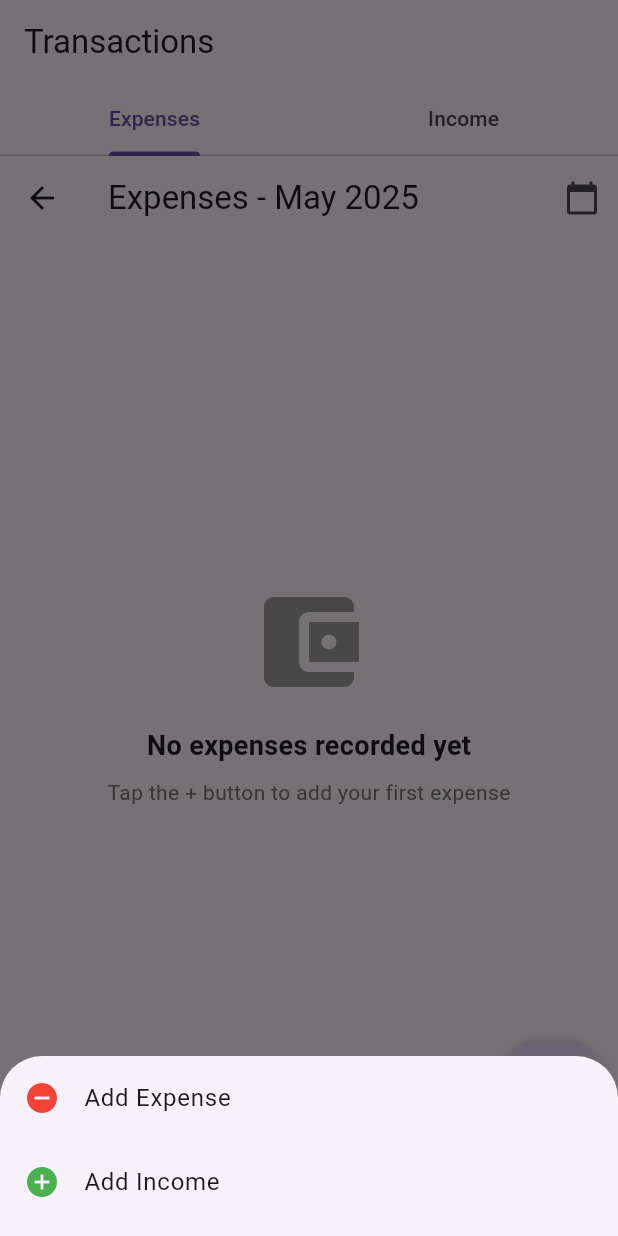
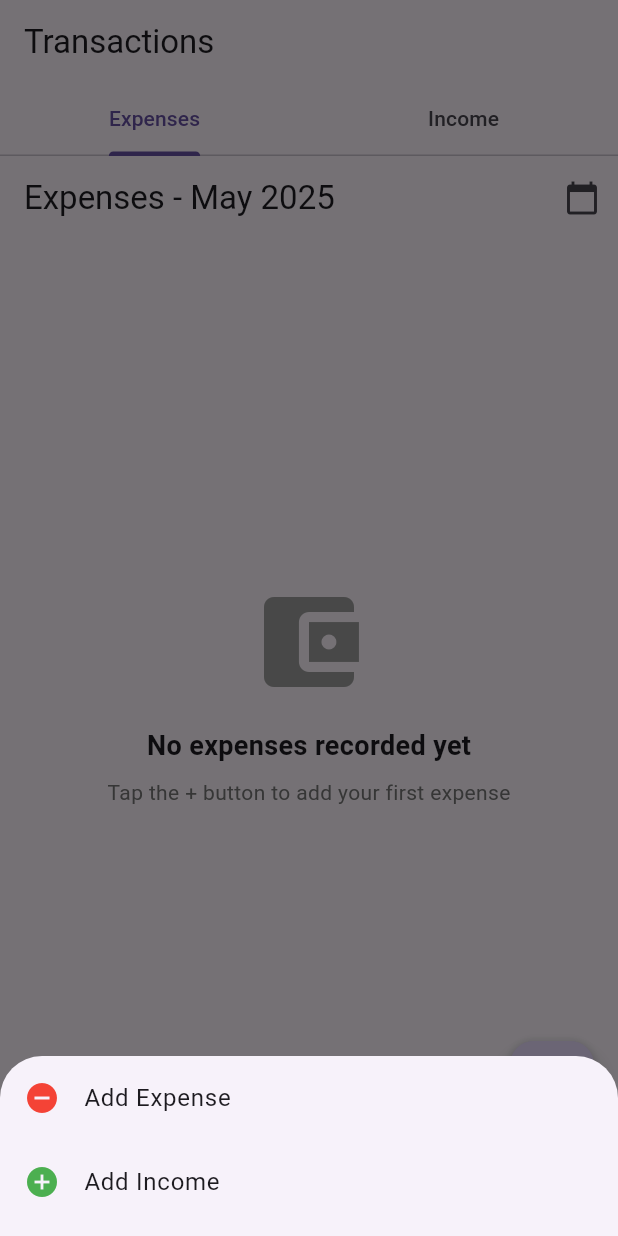
Before and after one commit to HaoChunLau/MobileAppAssignment, a Flutter app: the screen it shows once a user with an empty profile is signed in, item 2 of the bottom bar chosen, after a tap on the "add" icon, on a phone screen of 412 x 824 dp. Run offline on Flutter 3.47's test engine with Material 3 defaults, Android fonts, the phone set to English and light mode, and no system bars; our stand-ins replace cloud_firestore, firebase_auth, firebase_core, image_picker, month_picker_dialog; accounts and stored records are empty.

Commit message:
MAD Assignment 07-05 12:25

```diff
--- /dev/null
+++ b/devtools_options.yaml
@@ -0,0 +1,3 @@
+description: This file stores settings for Dart & Flutter DevTools.
+documentation: https://docs.flutter.dev/tools/devtools/extensions#configure-extension-enablement-states
+extensions:
--- a/lib/expense&income_tracking/expense_list_screen.dart
+++ b/lib/expense&income_tracking/expense_list_screen.dart
@@ -67,6 +67,7 @@ class ExpenseListScreenState extends State<ExpenseListScreen> {
     return Scaffold(
       appBar: AppBar(
         title: Text('Expenses - ${DateFormat('MMM yyyy').format(_selectedDate)}'),
+        automaticallyImplyLeading: false, // Remove back arrow
         actions: [
           IconButton(
             icon: const Icon(Icons.calendar_today),
--- a/lib/expense&income_tracking/income_list_screen.dart
+++ b/lib/expense&income_tracking/income_list_screen.dart
@@ -66,6 +66,7 @@ class IncomeListScreenState extends State<IncomeListScreen> {
     return Scaffold(
       appBar: AppBar(
         title: Text('Income - ${DateFormat('MMM yyyy').format(_selectedDate)}'),
+        automaticallyImplyLeading: false, // Remove back arrow
         actions: [
           IconButton(
             icon: const Icon(Icons.calendar_today),
--- a/lib/home_screen.dart
+++ b/lib/home_screen.dart
@@ -2,7 +2,6 @@ import 'package:flutter/material.dart';
 import 'package:mobile_app_assignment/budgeting&goal_management/budget_overview_screen.dart';
 import 'package:mobile_app_assignment/expense&income_tracking/transactions_screen.dart';
 import 'package:mobile_app_assignment/reports&analytics/reports_overview_screen.dart';
-import 'package:mobile_app_assignment/user_management&security/profile_management_screen.dart';
 
 class HomeScreen extends StatefulWidget {
   const HomeScreen({super.key});
@@ -20,12 +19,13 @@ class HomeScreenState extends State<HomeScreen> {
     TransactionsScreen(),
     BudgetOverviewScreen(),
     ReportsOverviewScreen(),
-    ProfileManagementScreen(),
   ];
 
   @override
   Widget build(BuildContext context) {
-    return Scaffold(
+    return PopScope(
+      canPop: true, // Allow default pop to exit the app
+      child: Scaffold(
         appBar: AppBar(
           title: Text('Clarity Finance'),
           automaticallyImplyLeading: false,
@@ -42,19 +42,15 @@ class HomeScreenState extends State<HomeScreen> {
         bottomNavigationBar: BottomNavigationBar(
           currentIndex: _currentIndex,
           onTap: (index) {
-          if (index == 1) { // 1 is for Transaction tab
-            Navigator.pushNamed(context, '/transactions');
-          }
-          else if (index == 2) { // 2 is for Budget tab
-            Navigator.pushNamed(context, '/budget_overview');
-          }
-          else if (index == 3) { // 3 is for Report tab
-            Navigator.pushNamed(context, '/reports_overview');
-          }
-          else if (index == 4) { // 4 is for User Profile tab
-            Navigator.pushNamed(context, '/profile');
-          }
-          else {
+            if (index == 1) {
+              Navigator.pushReplacementNamed(context, '/transactions');
+            } else if (index == 2) {
+              Navigator.pushReplacementNamed(context, '/budget_overview');
+            } else if (index == 3) {
+              Navigator.pushReplacementNamed(context, '/reports_overview');
+            } else if (index == 4) {
+              Navigator.pushReplacementNamed(context, '/savings_goal');
+            } else {
               setState(() {
                 _currentIndex = index;
               });
@@ -79,10 +75,11 @@ class HomeScreenState extends State<HomeScreen> {
               label: 'Reports',
             ),
             BottomNavigationBarItem(
-            icon: Icon(Icons.person),
-            label: 'Profile',
+              icon: Icon(Icons.savings),
+              label: 'Savings',
             ),
           ],
+        ),
       ),
     );
   }
--- a/lib/reports&analytics/reports_overview_screen.dart
+++ b/lib/reports&analytics/reports_overview_screen.dart
@@ -12,7 +12,14 @@ class _ReportsOverviewScreenState extends State<ReportsOverviewScreen>{
 
   @override
   Widget build(BuildContext context) {
-    return Scaffold(
+    return PopScope(
+      canPop: false, // Prevent default pop
+      onPopInvokedWithResult: (didPop, result) {
+        if (!didPop) {
+          Navigator.pushReplacementNamed(context, '/home');
+        }
+      },
+      child: Scaffold(
         appBar: AppBar(
           title: Text('Reports & Analytics'),
           automaticallyImplyLeading: false,
@@ -29,6 +36,7 @@ class _ReportsOverviewScreenState extends State<ReportsOverviewScreen>{
           ),
         ),
         bottomNavigationBar: _buildBottomNavigationBar(),
+      ),
     );
   }
 
@@ -206,7 +214,7 @@ class _ReportsOverviewScreenState extends State<ReportsOverviewScreen>{
             icon: Icon(Icons.account_balance_wallet), label: 'Transactions'),
         BottomNavigationBarItem(icon: Icon(Icons.pie_chart), label: 'Budget'),
         BottomNavigationBarItem(icon: Icon(Icons.bar_chart), label: 'Reports'),
-        BottomNavigationBarItem(icon: Icon(Icons.person), label: 'Profile'),
+        BottomNavigationBarItem(icon: Icon(Icons.savings), label: 'Savings'),
       ],
     );
   }
@@ -214,18 +222,14 @@ class _ReportsOverviewScreenState extends State<ReportsOverviewScreen>{
   // ========== Navigation Methods ==========
   void _handleBottomNavigationTap(int index) {
     if (index == 0) {
-      Navigator.pushNamed(context, '/home');
-    }
-    else if (index == 1) {
-      Navigator.pushNamed(context, '/transactions');
-    }
-    else if (index == 2) {
-      Navigator.pushNamed(context, '/budget_overview');
-    }
-    else if (index == 4) {
-      Navigator.pushNamed(context, '/profile');
-    }
-    else {
+      Navigator.pushReplacementNamed(context, '/home');
+    } else if (index == 1) {
+      Navigator.pushReplacementNamed(context, '/transactions');
+    } else if (index == 2) {
+      Navigator.pushReplacementNamed(context, '/budget_overview');
+    } else if (index == 4) {
+      Navigator.pushReplacementNamed(context, '/savings_goal');
+    } else {
       setState(() => _currentIndex = index);
     }
   }
```
Also changed, not shown: lib/budgeting&goal_management/budget_overview_screen.dart (+23 -19 lines), lib/budgeting&goal_management/savings_goal_screen.dart (+63 -23 lines), lib/expense&income_tracking/transactions_screen.dart (+18 -14 lines), lib/user_management&security/profile_management_screen.dart (+8 -43 lines). Lines whose indentation alone changed are shown as unchanged.
